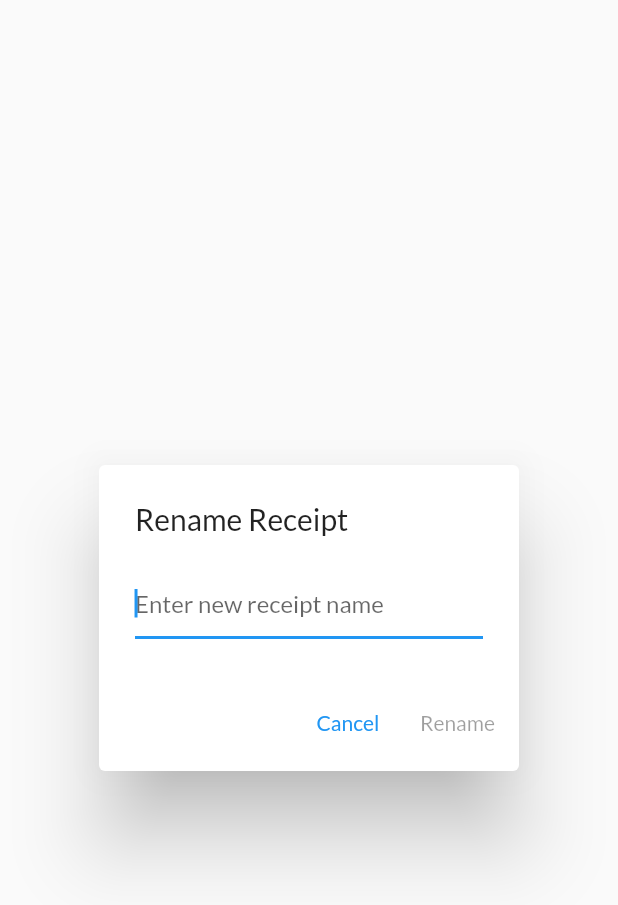
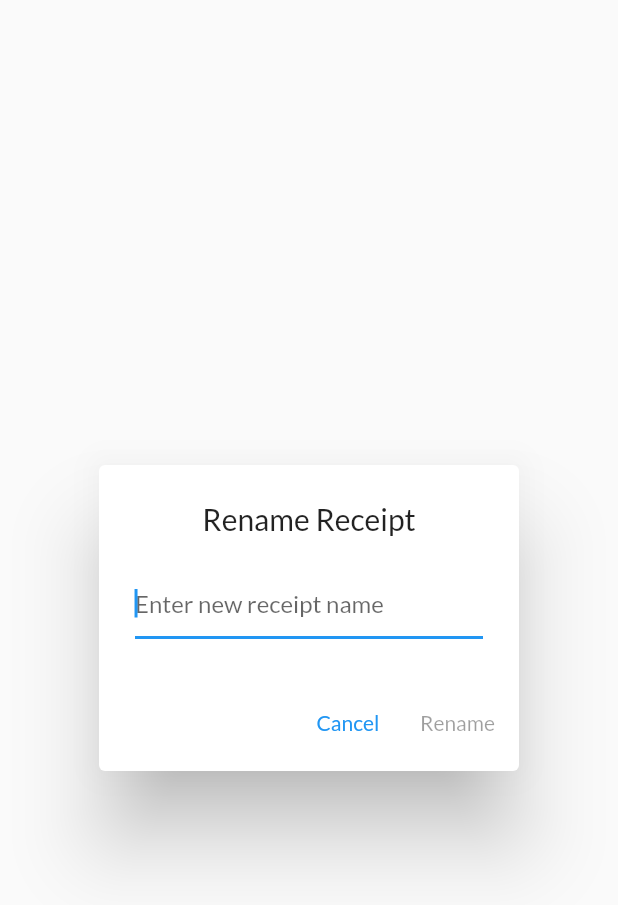
Before and after one commit to nilekell/receiptcamp_debug_select_multiple, a Flutter app: the RenameReceiptDialog widget shown alone on an empty page, opened directly with empty values, on a phone screen of 412 x 824 dp. Shown: the top 905 px of the screen. Run offline on Flutter 3.47's test engine with Material 2 defaults, Android fonts, the phone set to English and light mode, and no system bars; our stand-ins replace bloc, equatable, flutter_bloc, flutter_image_compress, gallery_saver, google_fonts and 4 more; missing offline and left inert: easy_image_viewer, google_mlkit_text_recognition; accounts and stored records are empty.

Commit message:
RenameReceiptDialog: text styling

```diff
--- a/lib/presentation/ui/file_explorer/receipt/rename_receipt_dialog.dart
+++ b/lib/presentation/ui/file_explorer/receipt/rename_receipt_dialog.dart
@@ -76,7 +76,7 @@ class _RenameReceiptDialogState extends State<RenameReceiptDialog> {
                   ]),
             ],
           )),
-      title: const Text('Rename Receipt'),
+      title: const Text('Rename Receipt', textAlign: TextAlign.center, style: TextStyle(fontWeight: FontWeight.w500)),
       actions: <Widget>[
         TextButton(
             child: const Text('Cancel'),
```
